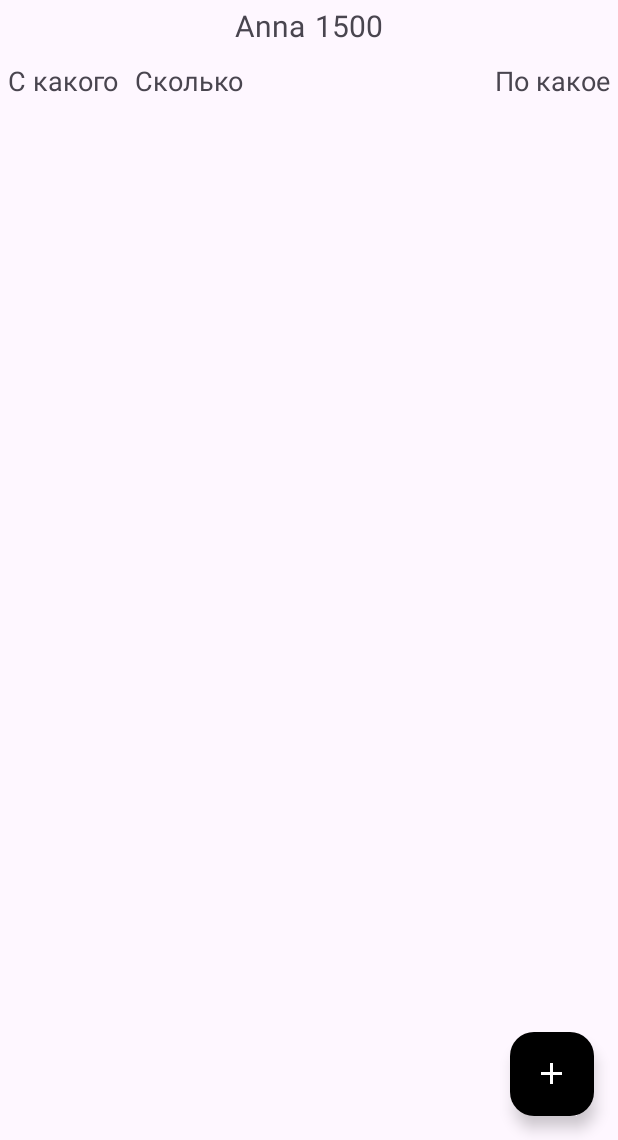
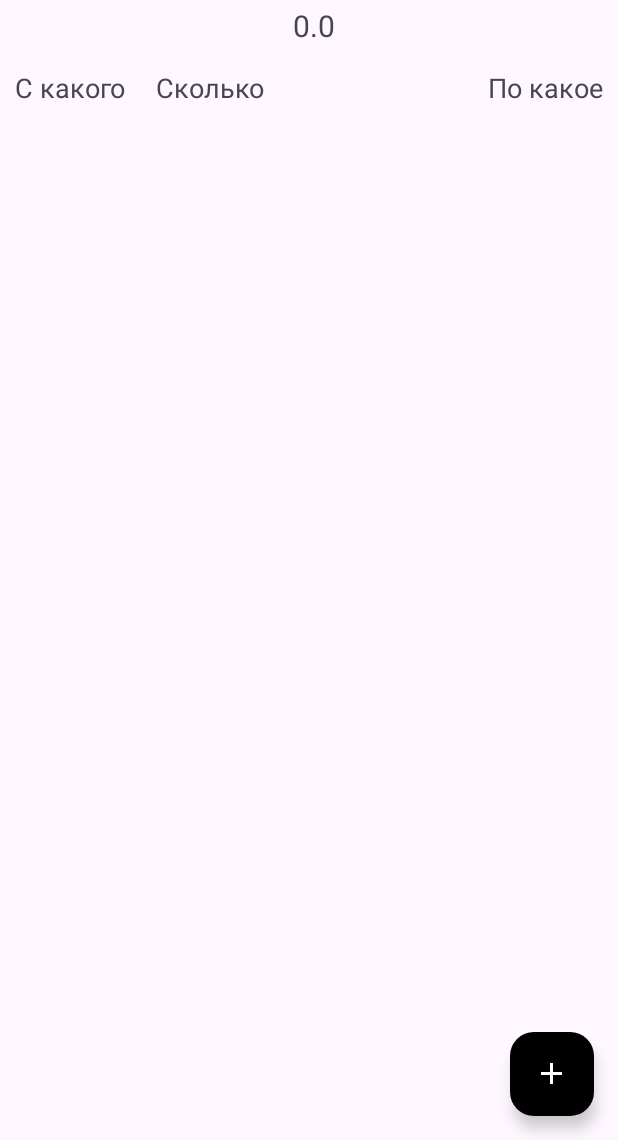
Before and after one commit to myfenix92/MoneyDebtor, an Android app: the DetailActivity screen opened directly, with no data from a screen before it, on a phone screen of 412 x 824 dp, the part 96-1236 px from its top. Run offline under Robolectric (Android 15) with nearby library versions, the phone set to English and light mode, and no system bars; 3 statements that could not run were skipped.

Commit message:
add new record in userdetail

```diff
--- a/app/src/main/AndroidManifest.xml
+++ b/app/src/main/AndroidManifest.xml
@@ -14,7 +14,8 @@
         tools:targetApi="31">
         <activity
             android:name=".EditActivity"
-            android:exported="false" />
+            android:exported="false"
+            android:parentActivityName=".MainActivity"/>
         <activity
             android:name=".DetailActivity"
             android:exported="false"
--- a/app/src/main/java/com/hfad/moneydebtor/DetailActivity.java
+++ b/app/src/main/java/com/hfad/moneydebtor/DetailActivity.java
@@ -10,6 +10,7 @@ import android.content.Intent;
 import android.database.Cursor;
 import android.os.Bundle;
 import android.view.View;
+import android.widget.TextView;
 import android.widget.Toast;
 
 import java.util.ArrayList;
@@ -22,8 +23,14 @@ public class DetailActivity extends AppCompatActivity {
     UsersDetailAdapter usersDetailAdapter;
     Cursor cursor;
     public static final String USER_ID = "user_id";
+    public static final String USER_NAME = "user_name";
+    public static final String USER_ALL_SUMMA = "user_all_summa";
     private static final String ID_ACTIVITY = "DetailActivity";
     int userId;
+    String userName;
+    double userAllSumma;
+    TextView nameUser;
+    TextView allSummaUser;
     @Override
     protected void onCreate(Bundle savedInstanceState) {
         super.onCreate(savedInstanceState);
@@ -33,8 +40,11 @@ public class DetailActivity extends AppCompatActivity {
         setSupportActionBar(toolbar);
         ActionBar actionBar = getSupportActionBar();
         actionBar.setDisplayHomeAsUpEnabled(true);
+
         userId = (int) getIntent().getExtras().get(USER_ID);
-        Toast.makeText(this, String.valueOf(userId), Toast.LENGTH_SHORT).show();
+        userName = (String) getIntent().getExtras().get(USER_NAME);
+        userAllSumma = (double) getIntent().getExtras().get(USER_ALL_SUMMA);
+
         UsersDetailAdapter.Listener listener = new UsersDetailAdapter.Listener() {
             @Override
             public void onEditClick(UsersDetailDataset data, int position) {
@@ -49,12 +59,16 @@ public class DetailActivity extends AppCompatActivity {
                 usersDetailDatasetList, listener);
         db = new MoneyDebtorDBHelper(this);
         recyclerViewUsersDetail.setAdapter(usersDetailAdapter);
-        displayData();
+        nameUser = findViewById(R.id.user_name_detail);
+        allSummaUser = findViewById(R.id.user_all_summa);
+        nameUser.setText(userName);
+        allSummaUser.setText(String.valueOf(userAllSumma));
+
+        displayDataDetail();
 
     }
 
-    private List<UsersDetailDataset> displayData() {
-
+    private List<UsersDetailDataset> displayDataDetail() {
         cursor = db.getDataDetailUsers(userId);
         if (cursor.getCount() == 0) {
             usersDetailDatasetList.clear();
@@ -78,6 +92,9 @@ public class DetailActivity extends AppCompatActivity {
     public void addNewUser(View view) {
         Intent intent = new Intent(this, EditActivity.class);
         intent.putExtra("id_intent", ID_ACTIVITY);
+        intent.putExtra(DetailActivity.USER_ID, userId);
+        intent.putExtra(DetailActivity.USER_NAME, userName);
+        intent.putExtra(DetailActivity.USER_ALL_SUMMA, userAllSumma);
         startActivity(intent);
     }
 
--- a/app/src/main/java/com/hfad/moneydebtor/MainActivity.java
+++ b/app/src/main/java/com/hfad/moneydebtor/MainActivity.java
@@ -22,7 +22,7 @@ public class MainActivity extends AppCompatActivity {
     UsersAdapter usersAdapter;
     Cursor cursor;
 
-    private final String MAIN_ACTIVITY = "MainActivity";
+    private final String ID_ACTIVITY = "MainActivity";
 
     @Override
     protected void onCreate(Bundle savedInstanceState) {
@@ -37,6 +37,8 @@ public class MainActivity extends AppCompatActivity {
             public void onViewClick(UsersDataset data, int position) {
                 Intent intent = new Intent(MainActivity.this, DetailActivity.class);
                 intent.putExtra(DetailActivity.USER_ID, usersDatasetList.get(position).getId_user());
+                intent.putExtra(DetailActivity.USER_NAME, usersDatasetList.get(position).getName_user());
+                intent.putExtra(DetailActivity.USER_ALL_SUMMA, usersDatasetList.get(position).getAll_summa());
                 startActivity(intent);
             }
         };
@@ -53,7 +55,7 @@ public class MainActivity extends AppCompatActivity {
 
     public void addNewUser(View view) {
         Intent intent = new Intent(this, EditActivity.class);
-        intent.putExtra("id_intent", MAIN_ACTIVITY);
+        intent.putExtra("id_intent", ID_ACTIVITY);
         startActivity(intent);
     }
 
--- a/app/src/main/res/layout/activity_detail.xml
+++ b/app/src/main/res/layout/activity_detail.xml
@@ -21,14 +21,12 @@
             android:id="@+id/user_name_detail"
             android:layout_width="wrap_content"
             android:layout_height="wrap_content"
-            android:text="Anna"
             android:textSize="20sp"
             android:padding="3dp" />
         <TextView
             android:id="@+id/user_all_summa"
             android:layout_width="wrap_content"
             android:layout_height="wrap_content"
-            android:text="1500"
             android:textSize="20sp"
             android:padding="3dp" />
     </LinearLayout>
@@ -43,7 +41,7 @@
             android:layout_height="wrap_content"
             android:layout_marginBottom="5dp"
             android:text="С какого"
-            android:padding="5dp"
+            android:padding="10dp"
             android:textSize="18sp" />
 
         <TextView
@@ -51,13 +49,13 @@
             android:layout_height="wrap_content"
             android:text="Сколько"
             android:layout_weight="1"
-            android:padding="5dp"
+            android:padding="10dp"
             android:textSize="18sp" />
         <TextView
             android:layout_width="wrap_content"
             android:layout_height="wrap_content"
             android:text="По какое"
-            android:padding="5dp"
+            android:padding="10dp"
             android:textSize="18sp" />
     </LinearLayout>
 
--- a/app/src/main/res/layout/user_detail_list.xml
+++ b/app/src/main/res/layout/user_detail_list.xml
@@ -3,7 +3,7 @@
     xmlns:app="http://schemas.android.com/apk/res-auto"
     android:id="@+id/card_view_detail"
     app:cardCornerRadius="10dp"
-    android:layout_margin="10dp"
+    android:layout_margin="5dp"
     android:layout_width="match_parent"
     android:layout_height="wrap_content">
 
```
Also changed, not shown: app/src/main/java/com/hfad/moneydebtor/EditActivity.java (+59 -7 lines), app/src/main/java/com/hfad/moneydebtor/MoneyDebtorDBHelper.java (+7 -0 lines).
